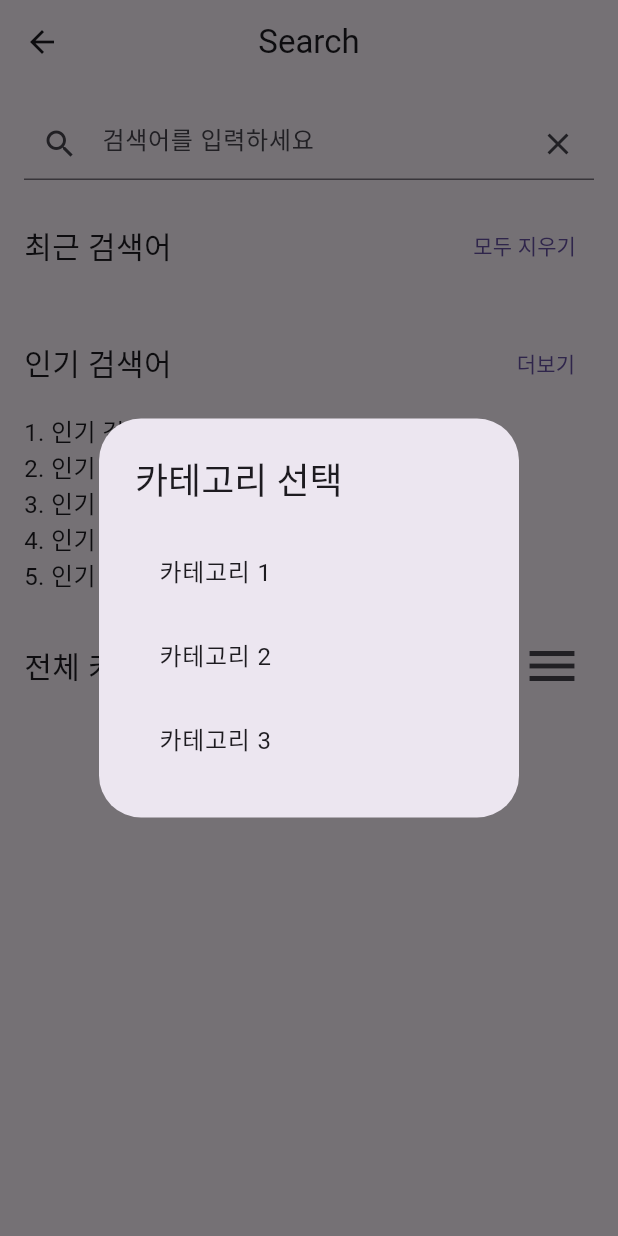
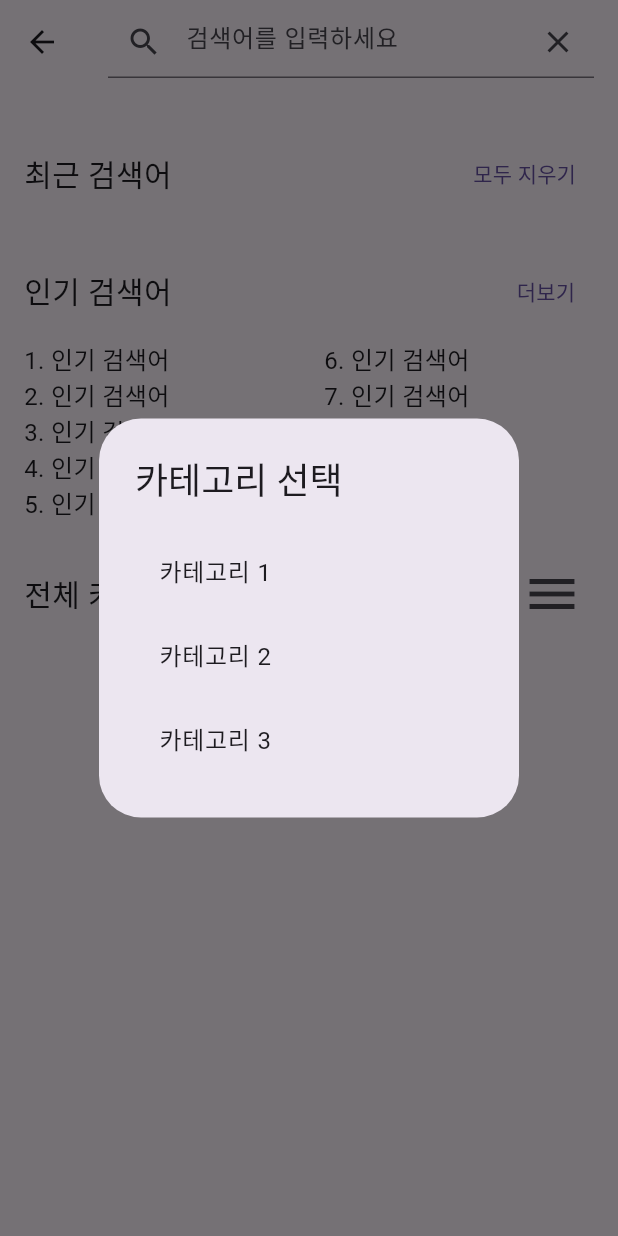
Before and after one commit to suhunPark38/bodyguard, a Flutter app: the SearchPage screen opened directly, after a tap on the "menu" icon, on a phone screen of 412 x 824 dp. Run offline on Flutter 3.47's test engine with Material 3 defaults, Android fonts, the phone set to English and light mode, and no system bars; our stand-ins replace carousel_slider, cloud_firestore, drift, firebase_core, sqflite, table_calendar; missing offline and left inert: flutter_naver_map; accounts and stored records are empty; generated files the repository leaves out were written again.

Commit message:
search_page.dart, searchHistoryDatabaseHelper.dart 최근 검색어 로컬저장 기능 추가

```diff
--- /dev/null
+++ b/lib/database/searchHistoryDatabaseHelper.dart
@@ -0,0 +1,54 @@
+import 'package:path/path.dart';
+import 'package:sqflite/sqflite.dart';
+
+class SearchHistoryDatabaseHelper {
+  static Database? _database;
+
+  Future<Database> get database async {
+    _database ??= await initDatabase();
+    return _database!;
+  }
+
+  Future<Database> initDatabase() async {
+    return openDatabase(
+      join(await getDatabasesPath(), 'search_history_database.db'),
+      onCreate: (db, version) {
+        return db.execute(
+          "CREATE TABLE search_history(id INTEGER PRIMARY KEY, search TEXT)",
+        );
+      },
+      version: 1,
+    );
+  }
+
+  Future<void> insertSearch(String search) async {
+    final Database db = await database;
+    await db.insert(
+      'search_history',
+      {'search': search},
+      conflictAlgorithm: ConflictAlgorithm.replace,
+    );
+  }
+
+  Future<List<String>> getSearchHistory() async {
+    final Database db = await database;
+    final List<Map<String, dynamic>> maps = await db.query('search_history');
+    return List.generate(maps.length, (i) {
+      return maps[i]['search'];
+    });
+  }
+
+  Future<void> deleteSearch(String search) async {
+    final Database db = await database;
+    await db.delete(
+      'search_history',
+      where: "search = ?",
+      whereArgs: [search],
+    );
+  }
+
+  Future<void> clearAllSearches() async {
+    final Database db = await database;
+    await db.delete('search_history');
+  }
+}
--- a/lib/screens/search_page/search_page.dart
+++ b/lib/screens/search_page/search_page.dart
@@ -1,14 +1,73 @@
 import 'package:flutter/material.dart';
 
+
+import '../../database/searchHistoryDatabaseHelper.dart';
+
+void main() {
+  runApp(MyApp());
+}
+
+class MyApp extends StatelessWidget {
+  @override
+  Widget build(BuildContext context) {
+    return MaterialApp(
+      title: 'Search App',
+      theme: ThemeData(
+        primarySwatch: Colors.blue,
+      ),
+      home: const SearchPage(),
+    );
+  }
+}
+
 class SearchPage extends StatefulWidget {
+  const SearchPage({super.key});
+
   @override
   _SearchPageState createState() => _SearchPageState();
-
 }
 
 class _SearchPageState extends State<SearchPage> {
   final TextEditingController _searchController = TextEditingController();
-  final List<String> _recentSearches = []; // 최근 검색어 리스트
+  List<String> _recentSearches = [];
+  final SearchHistoryDatabaseHelper _databaseHelper = SearchHistoryDatabaseHelper();
+
+  @override
+  void initState() {
+    super.initState();
+    _loadSearchHistory();
+  }
+
+  Future<void> _loadSearchHistory() async {
+    List<String> searches = await _databaseHelper.getSearchHistory();
+    setState(() {
+      _recentSearches = searches;
+    });
+  }
+
+  void _addRecentSearch(String search) async {
+    if (!_recentSearches.contains(search)) {
+      setState(() {
+        _recentSearches.add(search);
+      });
+      await _databaseHelper.insertSearch(search);
+    }
+  }
+
+  void _removeRecentSearch(String search) async {
+    setState(() {
+      _recentSearches.remove(search);
+    });
+    await _databaseHelper.deleteSearch(search);
+  }
+
+  void _clearAllRecentSearches() async {
+    setState(() {
+      _recentSearches.clear();
+    });
+    await _databaseHelper.clearAllSearches();
+  }
+
   void _showCategoryDialog(BuildContext context) {
     showDialog(
       context: context,
@@ -46,17 +105,12 @@
       },
     );
   }
+
   @override
   Widget build(BuildContext context) {
     return Scaffold(
       appBar: AppBar(
-        title: Text('Search'),
-        centerTitle: true,
-      ),
-      body: ListView(
-        padding: EdgeInsets.all(16.0),
-        children: [
-          TextField(
+        title: TextField(
           controller: _searchController,
           decoration: InputDecoration(
             prefixIcon: Icon(Icons.search),
@@ -76,6 +130,11 @@
             _addRecentSearch(value);
           },
         ),
+        centerTitle: true,
+      ),
+      body: ListView(
+        padding: EdgeInsets.all(16.0),
+        children: [
           SizedBox(height: 20),
           Row(mainAxisAlignment: MainAxisAlignment.spaceBetween, children: [
             Text(
@@ -86,7 +145,6 @@
             ),
             TextButton(
               onPressed: () {
-                // 모든 최근 검색어를 삭제하는 기능 추가
                 _clearAllRecentSearches();
               },
               child: Text(
@@ -96,7 +154,6 @@
             ),
           ]),
           SizedBox(height: 10),
-          // 최근 검색어 표시
           Column(
             crossAxisAlignment: CrossAxisAlignment.start,
             children: _recentSearches.map((search) {
@@ -105,7 +162,6 @@
                   Expanded(
                     child: GestureDetector(
                       onTap: () {
-                        // 최근 검색어를 탭할 경우 동작
                         _handleRecentSearchTap(search);
                       },
                       child: Text(
@@ -119,7 +175,6 @@
                   IconButton(
                     icon: Icon(Icons.clear),
                     onPressed: () {
-                      // 해당 검색어를 삭제하는 기능 추가
                       _removeRecentSearch(search);
                     },
                   ),
@@ -187,42 +242,20 @@
                 fontSize: 20,
               ),
             ),
-            IconButton(onPressed: () {_showCategoryDialog(context);}, icon: Icon( Icons.menu,size: 40,)),
-
+            IconButton(
+              onPressed: () {
+                _showCategoryDialog(context);
+              },
+              icon: Icon(Icons.menu, size: 40,),
+            ),
           ]),
         ],
       ),
     );
   }
 
-  // 최근 검색어를 추가하는 함수
-  void _addRecentSearch(String search) {
-    setState(() {
-      if (!_recentSearches.contains(search)) {
-        _recentSearches.add(search);
-      }
-    });
-  }
-
-  // 최근 검색어를 탭했을 때 동작하는 함수
   void _handleRecentSearchTap(String search) {
-    // 검색어를 검색어 입력 필드에 설정
     _searchController.text = search;
-    // 이곳에 최근 검색어를 탭했을 때의 동작을 구현
     print("검색어 '$search'를 탭했습니다.");
   }
-
-  // 최근 검색어를 삭제하는 함수
-  void _removeRecentSearch(String search) {
-    setState(() {
-      _recentSearches.remove(search);
-    });
 }
-
-  // 모든 최근 검색어를 삭제하는 함수
-  void _clearAllRecentSearches() {
-    setState(() {
-      _recentSearches.clear();
-    });
-  }
-}
```
Lines whose indentation alone changed are shown as unchanged.
